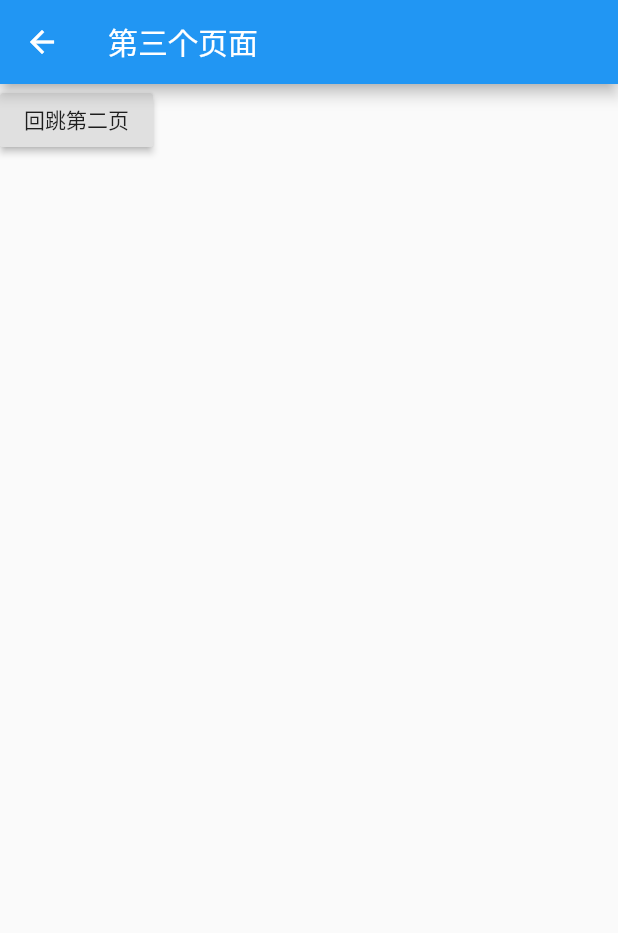
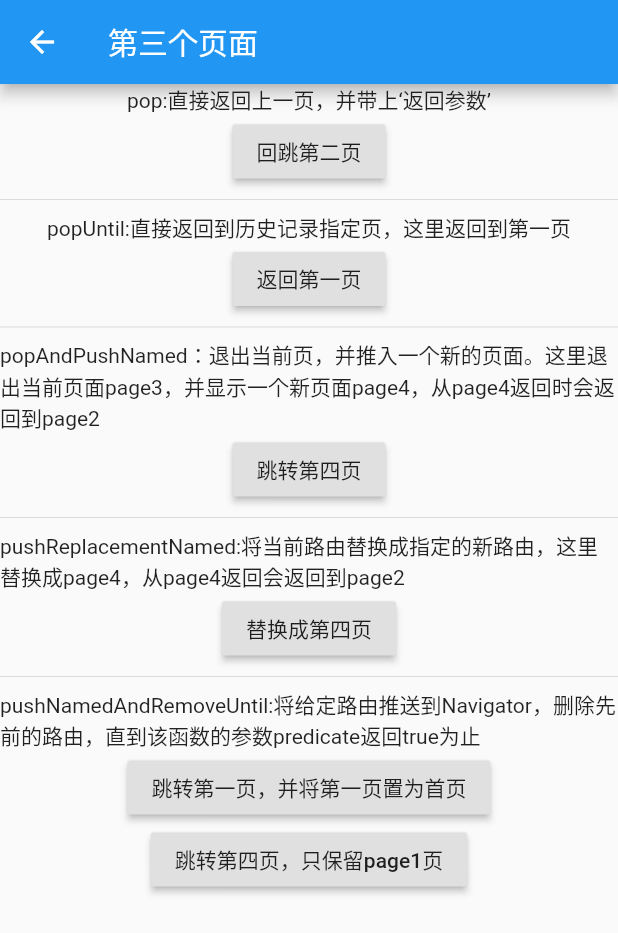
Before and after one commit to xiaoshengxianjun/flutter_study, a Flutter app: the PageThree screen opened by its route, on a phone screen of 412 x 824 dp. Shown: the top 933 px of the screen. Run offline on Flutter 3.47's test engine with Material 2 defaults, Android fonts, the phone set to English and light mode, and no system bars; our stand-ins replace flutter_swiper; network calls fail.

Commit message:
完善路由相关操作示例

```diff
--- a/lib/main.dart
+++ b/lib/main.dart
@@ -23,8 +23,8 @@ class MyApp extends StatelessWidget {
         primarySwatch: Colors.blue,
       ),
       initialRoute: '/bottomNavBar',
-//      onGenerateRoute: onGenerateRoute,
       routes: routes,
+      onGenerateRoute: onGenerateRoute,
     );
   }
 }
--- a/lib/wedgets/routerDeme/page1.dart
+++ b/lib/wedgets/routerDeme/page1.dart
@@ -3,7 +3,8 @@ import 'package:flutter/material.dart';
 class PageOne extends StatelessWidget {
   @override
   Widget build(BuildContext context) {
-    return Scaffold( // 一个页面骨架容器类型组件，在这里可以设置导航栏，主要页面等内容
+    return Scaffold(
+      // 一个页面骨架容器类型组件，在这里可以设置导航栏，主要页面等内容
       appBar: AppBar(
         title: Text("第一个页面"),
       ),
@@ -11,10 +12,16 @@ class PageOne extends StatelessWidget {
         children: <Widget>[
           RaisedButton(
               child: Text("跳转第二页"),
-              onPressed: (){
+              onPressed: () {
                 Navigator.pushNamed(context, '/page2', arguments: 'hello');
-              }
-          )
+              }),
+          Divider(),
+          Text("下面的按钮测试路由拦截器，访问了主页/，但是设置了路由拦截，会跳转到注册页"),
+          RaisedButton(
+              child: Text("主页"),
+              onPressed: () {
+                Navigator.pushNamed(context, '/');
+              })
         ],
       ),
     );
--- a/lib/wedgets/routerDeme/page3.dart
+++ b/lib/wedgets/routerDeme/page3.dart
@@ -9,12 +9,50 @@ class PageThree extends StatelessWidget {
       ),
       body: Column(
         children: <Widget>[
+          Text("pop:直接返回上一页，并带上‘返回参数’"),
           RaisedButton(
               child: Text("回跳第二页"),
-              onPressed: (){
+              onPressed: () {
                 Navigator.pop(context, '返回参数');
-              }
-          )
+              }),
+          Divider(),
+          Text("popUntil:直接返回到历史记录指定页，这里返回到第一页"),
+          RaisedButton(
+              child: Text("返回第一页"),
+              onPressed: () {
+                Navigator.popUntil(context, ModalRoute.withName('/page1'));
+              }),
+          Divider(),
+          Text(
+              "popAndPushNamed：退出当前页，并推入一个新的页面。这里退出当前页面page3，并显示一个新页面page4，从page4返回时会返回到page2"),
+          RaisedButton(
+              child: Text("跳转第四页"),
+              onPressed: () {
+                Navigator.popAndPushNamed(context, '/page4');
+              }),
+          Divider(),
+          Text(
+              "pushReplacementNamed:将当前路由替换成指定的新路由，这里替换成page4，从page4返回会返回到page2"),
+          RaisedButton(
+              child: Text("替换成第四页"),
+              onPressed: () {
+                Navigator.pushReplacementNamed(context, '/page4');
+              }),
+          Divider(),
+          Text(
+              "pushNamedAndRemoveUntil:将给定路由推送到Navigator，删除先前的路由，直到该函数的参数predicate返回true为止"),
+          RaisedButton(
+              child: Text("跳转第一页，并将第一页置为首页"),
+              onPressed: () {
+                Navigator.pushNamedAndRemoveUntil(
+                    context, '/page1', (Route<dynamic> route) => false); // 这种方式是删除所有的路由，/page1页变成最底层的页面，这种方式可以用作返回首页
+              }),
+          RaisedButton(
+              child: Text("跳转第四页，只保留page1页"),
+              onPressed: () {
+                Navigator.pushNamedAndRemoveUntil(
+                    context, '/page4', ModalRoute.withName('/page1')); // 这种方式是删除所有的路由，显示/page4，并保留/page1记录，从page4返回会到page1
+              }),
         ],
       ),
     );
--- /dev/null
+++ b/lib/wedgets/routerDeme/page4.dart
@@ -0,0 +1,22 @@
+import 'package:flutter/material.dart';
+
+class PageFour extends StatelessWidget {
+  @override
+  Widget build(BuildContext context) {
+    return Scaffold(
+      appBar: AppBar(
+        title: Text("第四个页面"),
+      ),
+      body: Column(
+        children: <Widget>[
+          RaisedButton(
+              child: Text("返回"),
+              onPressed: (){
+                Navigator.pop(context);
+              }
+          )
+        ],
+      ),
+    );
+  }
+}
--- a/lib/wedgets/user/login.dart
+++ b/lib/wedgets/user/login.dart
@@ -100,7 +100,31 @@ class _LoginPageState extends State<LoginPage> {
                           ),
                         ),
                       ),
-                      onPressed: (){}
+                      onPressed: (){
+                        Navigator.of(context).pushNamed('/bottomNavBar');
+                      }
+                  ),
+                ),
+                SizedBox(width: 10.0,),
+                Expanded(
+                  child: RaisedButton(
+                      color: Colors.blue, // 按钮背景颜色
+                      highlightColor: Colors.blue[700], // 按钮按下时的背景颜色
+                      colorBrightness: Brightness.dark, // 按钮主题，默认是浅色主题，深色字，改成dark主题字体会变成浅色
+                      splashColor: Colors.grey, // 点击时，水波动画中水波的颜色
+                      shape: RoundedRectangleBorder(borderRadius: BorderRadius.circular(30.0)), // 外形，这里设置成胶囊状
+                      child: Container( // 这里之所以用Container是为了给按钮设置高度
+                        height: 50.0,
+                        alignment: Alignment.center,
+                        child: Text('注册',
+                          style: TextStyle( // 不通过style设置字体大小，默认字号有些小
+                              fontSize: 20.0 // 修改按钮字体大小
+                          ),
+                        ),
+                      ),
+                      onPressed: (){
+                        Navigator.of(context).pushNamed('/regist');
+                      }
                   ),
                 )
               ],
```
Also changed, not shown: lib/router/routers.dart (+35 -17 lines), lib/wedgets/routerDeme/page2.dart (+6 -5 lines).
